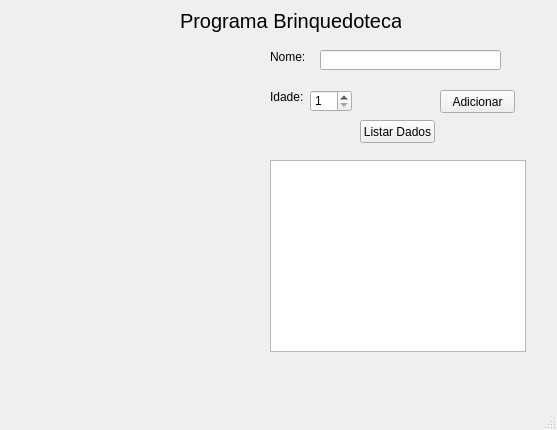
Before: the Qt Designer form Dicionario/Dicionario.ui in VellarIFSUL/Python, drawn with Qt 5.
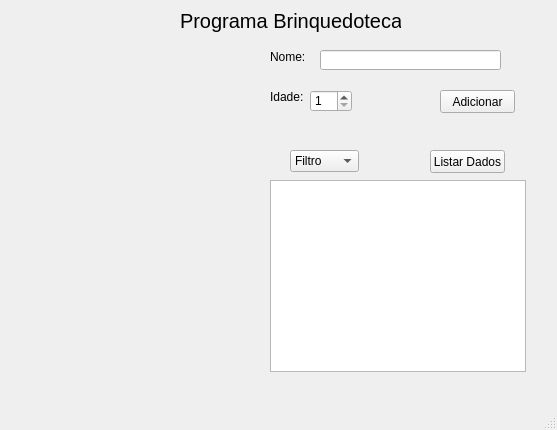
After: the same form once the commit is applied. Icons and pictures are not drawn.

Commit message: Dicionario com Filtro

```diff
--- a/Dicionario/Dicionario.ui
+++ b/Dicionario/Dicionario.ui
@@ -95,8 +95,8 @@
    <widget class="QPushButton" name="ListarDados">
     <property name="geometry">
      <rect>
-      <x>360</x>
-      <y>120</y>
+      <x>430</x>
+      <y>150</y>
       <width>75</width>
       <height>23</height>
      </rect>
@@ -109,7 +109,7 @@
     <property name="geometry">
      <rect>
       <x>270</x>
-      <y>160</y>
+      <y>180</y>
       <width>256</width>
       <height>192</height>
      </rect>
@@ -134,6 +134,21 @@
      <bool>true</bool>
     </property>
    </widget>
+   <widget class="QComboBox" name="filtro">
+    <property name="geometry">
+     <rect>
+      <x>290</x>
+      <y>150</y>
+      <width>69</width>
+      <height>22</height>
+     </rect>
+    </property>
+    <item>
+     <property name="text">
+      <string>Filtro</string>
+     </property>
+    </item>
+   </widget>
   </widget>
   <widget class="QMenuBar" name="menubar">
    <property name="geometry">
```
The commit also changes 1 other file.
